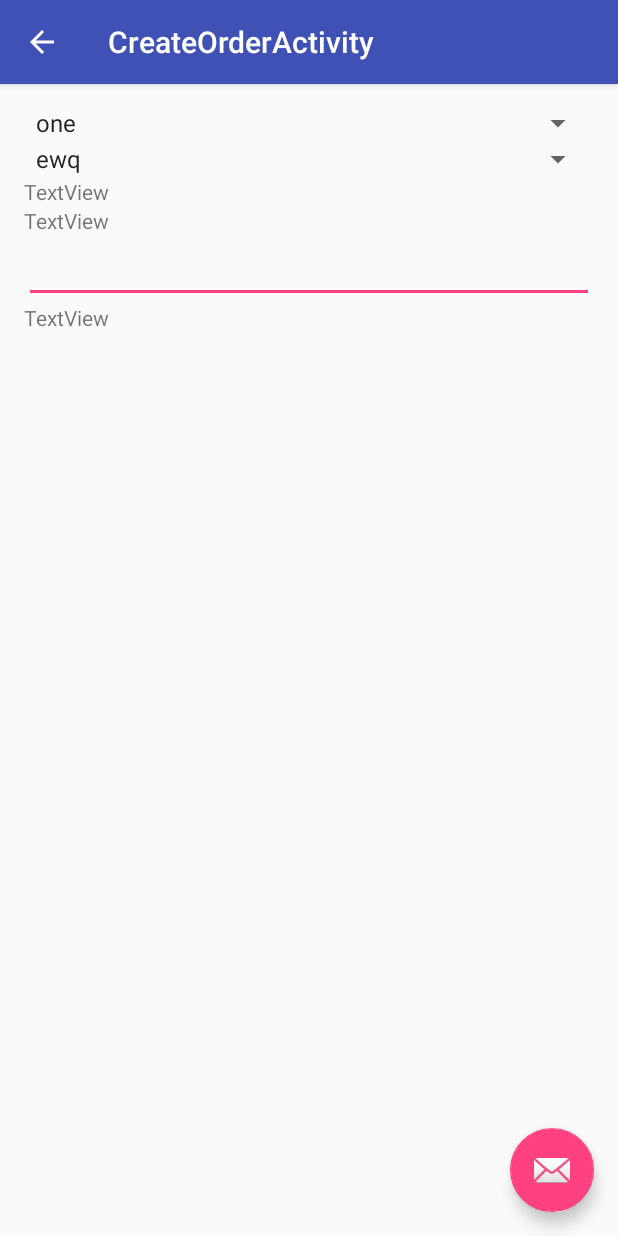
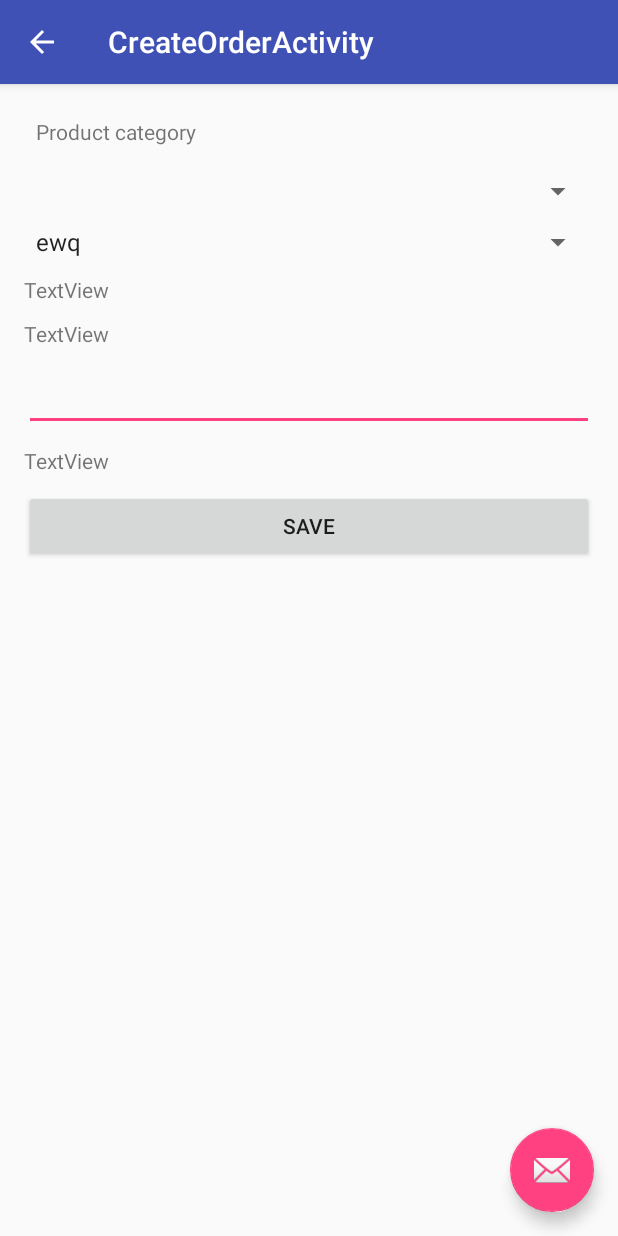
Before and after one commit to uukeshov/FinalStorage, an Android app: the CreateOrderActivity screen opened directly, with no data from a screen before it, on a phone screen of 412 x 824 dp. Run offline under Robolectric (Android 15) with nearby library versions, the phone set to English and light mode, and no system bars; our stand-ins replace Firebase (no records; nobody signed in at launch, a user with empty details on screens opened directly).

Commit message:
spinner modofications

```diff
--- a/app/src/main/java/storage/com/finalstorage/activity/CreateOrderActivity.java
+++ b/app/src/main/java/storage/com/finalstorage/activity/CreateOrderActivity.java
@@ -8,11 +8,19 @@ import android.widget.AdapterView;
 import android.widget.ArrayAdapter;
 import android.widget.Button;
 import android.widget.EditText;
+import android.widget.TextView;
 import android.widget.Spinner;
-import android.widget.TextView;
 import android.widget.Toast;
 
+import com.google.firebase.database.DataSnapshot;
+import com.google.firebase.database.DatabaseError;
+import com.google.firebase.database.ValueEventListener;
+
+import java.util.ArrayList;
+import java.util.List;
+
 import storage.com.finalstorage.R;
+import storage.com.finalstorage.model.ProductCategories;
 import storage.com.finalstorage.service.FirebaseHelper;
 
 public class CreateOrderActivity extends AppCompatActivity implements AdapterView.OnItemSelectedListener {
@@ -23,10 +31,14 @@ public class CreateOrderActivity extends AppCompatActivity implements AdapterVie
     private TextView priceTextView;
     private TextView measureTextView;
     private Button buttonSave;
+    private ProductCategories productCategories;
+    private final List<ProductCategories> categoriesList = new ArrayList<ProductCategories>();
     private FirebaseHelper firebaseHelper = FirebaseHelper.getInstance();
 
-    private String[] data = {"one", "two", "three", "four", "five"};
-    private String[] data2 = {"ewq", "ewqewqe", "ewqewqe", "ewqewqew", "ewqewqewqe"};
+    private String[] data = {"milk", "apple"};
+    private String[] data2 = {"ewq", "dasdsad"};
+    private Spinner spin;
+    private Spinner spin2;
 
     @Override
     protected void onCreate(Bundle savedInstanceState) {
@@ -54,11 +66,12 @@ public class CreateOrderActivity extends AppCompatActivity implements AdapterVie
 
     @Override
     public void onItemSelected(AdapterView<?> parent, View v, int position, long id) {
-        Spinner spin = (Spinner) parent;
-        Spinner spin2 = (Spinner) parent;
-        if (spin.getId() == R.id.spinner_product_category) {
-            Toast.makeText(this, "Your choose :" + data[position], Toast.LENGTH_SHORT).show();
-        }
+        //spin = (Spinner) parent;
+        spin2 = (Spinner) parent;
+        populateSpinner1();
+        //firebaseHelper.getDataReference().child("Person").push().setValue(person);
+
+
         if (spin2.getId() == R.id.spinner_product) {
             Toast.makeText(this, "Your choose :" + data2[position], Toast.LENGTH_SHORT).show();
         }
@@ -69,6 +82,7 @@ public class CreateOrderActivity extends AppCompatActivity implements AdapterVie
     public void onNothingSelected(AdapterView<?> parent) {
         Toast.makeText(this, "Choose Countries :", Toast.LENGTH_SHORT).show();
     }
+
     /*
             buttonSave = (Button) findViewById(R.id.buttonSave);
             editTextName = (EditText) findViewById(R.id.editTextName);
@@ -91,5 +105,29 @@ public class CreateOrderActivity extends AppCompatActivity implements AdapterVie
                     finish();
                 }
             });*/
+    private void populateSpinner1() {
+        firebaseHelper.getDataReference().child("ProductCategories").addValueEventListener(new ValueEventListener() {
+            @Override
+            public void onDataChange(DataSnapshot dataSnapshot) {
+                productCategories = new ProductCategories();
+                for (DataSnapshot areaSnapshot : dataSnapshot.getChildren()) {
+                    productCategories.setId(Long.valueOf(areaSnapshot.child("id").getValue(Integer.class)));
+                    productCategories.setName(areaSnapshot.child("name").getValue(String.class));
+//                    productCategories.setParentId(Long.valueOf(areaSnapshot.child("parentId").getValue(Integer.class)));
+                    categoriesList.add(productCategories);
+                }
+
+                spin = (Spinner) findViewById(R.id.spinner_product_category);
+                ArrayAdapter<ProductCategories> areasAdapter = new ArrayAdapter<ProductCategories>(CreateOrderActivity.this, android.R.layout.simple_spinner_item, categoriesList);
+                areasAdapter.setDropDownViewResource(android.R.layout.simple_spinner_dropdown_item);
+                spin.setAdapter(areasAdapter);
+            }
+
+            @Override
+            public void onCancelled(DatabaseError databaseError) {
 
             }
+        });
+    }
+
+}
--- a/app/src/main/res/layout/content_create_order.xml
+++ b/app/src/main/res/layout/content_create_order.xml
@@ -11,38 +11,69 @@
     android:weightSum="1"
     tools:context=".activity.CreateOrderActivity">
 
-
+    <TextView
+        android:layout_width="fill_parent"
+        android:layout_height="wrap_content"
+        android:text="Product category"
+        android:padding="8dip" />
     <Spinner
         android:id="@+id/spinner_product_category"
         android:layout_width="match_parent"
-        android:layout_height="wrap_content" />
+        android:layout_height="wrap_content"
+        android:layout_alignParentTop="true"
+        android:layout_centerHorizontal="true"
+        android:layout_marginTop="10dp" />
 
     <Spinner
         android:id="@+id/spinner_product"
         android:layout_width="match_parent"
-        android:layout_height="wrap_content" />
+        android:layout_height="wrap_content"
+        android:layout_alignParentTop="true"
+        android:layout_centerHorizontal="true"
+        android:layout_marginTop="10dp" />
 
     <TextView
         android:id="@+id/priceTextView"
         android:layout_width="match_parent"
         android:layout_height="wrap_content"
+        android:layout_alignParentTop="true"
+        android:layout_centerHorizontal="true"
+        android:layout_marginTop="10dp"
         android:text="TextView" />
 
     <TextView
         android:id="@+id/measureTextView"
         android:layout_width="match_parent"
         android:layout_height="wrap_content"
+        android:layout_alignParentTop="true"
+        android:layout_centerHorizontal="true"
+        android:layout_marginTop="10dp"
         android:text="TextView" />
 
     <EditText
         android:id="@+id/quantityEditText"
         android:layout_width="match_parent"
-        android:layout_height="wrap_content" />
+        android:layout_height="wrap_content"
+        android:layout_alignParentTop="true"
+        android:layout_centerHorizontal="true"
+        android:layout_marginTop="10dp" />
 
     <TextView
         android:id="@+id/TotalPrice"
         android:layout_width="match_parent"
         android:layout_height="wrap_content"
+        android:layout_alignParentTop="true"
+        android:layout_centerHorizontal="true"
+        android:layout_marginTop="10dp"
         android:text="TextView" />
 
+    <Button
+        android:id="@+id/CreateOrderBitton"
+        android:layout_width="match_parent"
+        android:layout_height="wrap_content"
+        android:layout_alignParentTop="true"
+        android:layout_centerHorizontal="true"
+        android:layout_marginTop="10dp"
+        android:text="Save" />
+
 </LinearLayout>
```
Lines whose indentation alone changed are shown as unchanged.
